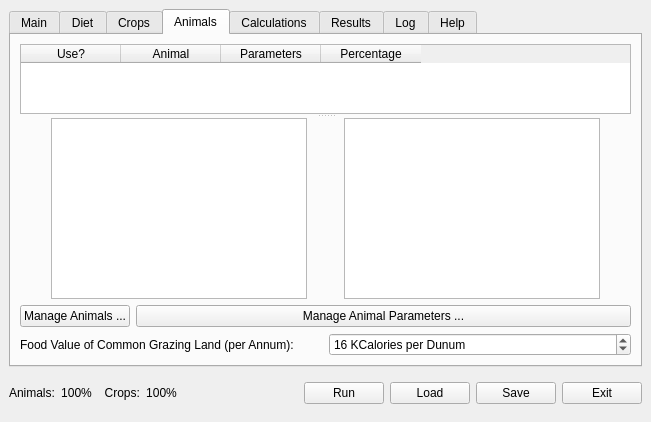
Old version of the form src/ui/lamainformbase.ui in the repository arkygeek/landuseanalyst.
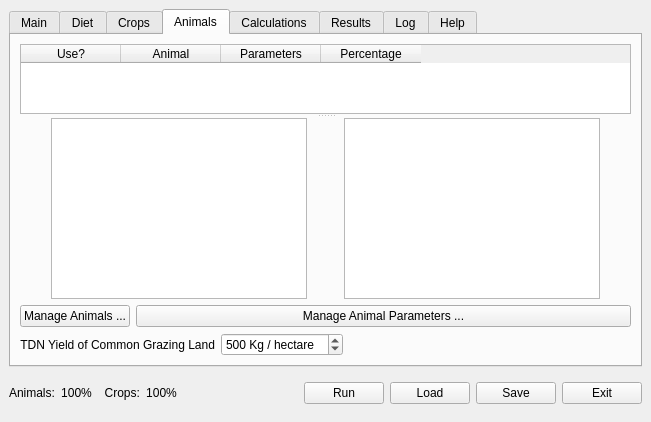
New version of the form. The open tabs and pages were chosen to show the change. Icons and pictures are not drawn.

```diff
--- a/src/ui/lamainformbase.ui
+++ b/src/ui/lamainformbase.ui
@@ -1483,7 +1483,10 @@
          <item>
           <widget class="QLabel" name="label_7" >
            <property name="text" >
-            <string>Food Value of Common Grazing Land (per Annum):</string>
+            <string>TDN Yield of Common Grazing Land</string>
+           </property>
+           <property name="alignment" >
+            <set>Qt::AlignRight|Qt::AlignTrailing|Qt::AlignVCenter</set>
            </property>
           </widget>
          </item>
@@ -1505,19 +1508,32 @@
 &lt;p style=" margin-top:12px; margin-bottom:12px; margin-left:0px; margin-right:0px; -qt-block-indent:0; text-indent:0px;">Note that this setting is the number of KCalories per land area unit available for grazing animals &lt;span style=" font-weight:600;">per year&lt;/span>.  This value applies to all of the land selected in the common raster mask file.&lt;/p>&lt;/body>&lt;/html></string>
            </property>
            <property name="suffix" >
-            <string> KCalories per Dunum</string>
+            <string> Kg / hectare</string>
            </property>
            <property name="maximum" >
-            <number>500</number>
+            <number>5000</number>
            </property>
-           <property name="singleStep" >
+           <property name="minimum" >
             <number>1</number>
            </property>
            <property name="value" >
-            <number>16</number>
+            <number>500</number>
            </property>
           </widget>
          </item>
+         <item>
+          <spacer>
+           <property name="orientation" >
+            <enum>Qt::Horizontal</enum>
+           </property>
+           <property name="sizeHint" >
+            <size>
+             <width>40</width>
+             <height>20</height>
+            </size>
+           </property>
+          </spacer>
+         </item>
         </layout>
        </item>
        <item row="1" column="0" >
```
Left out of the diff: 5 changed lines with no effect on the pictures.
